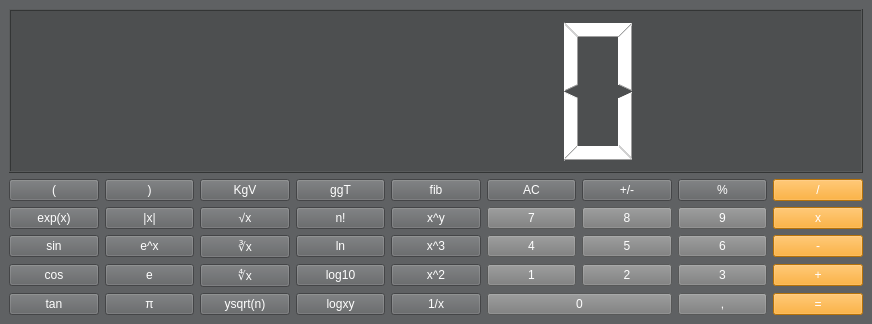
This is GUI/mainwindow.ui in faliks-b/Taschenrechner as Qt 5 draws it before an edit. The edited form follows.
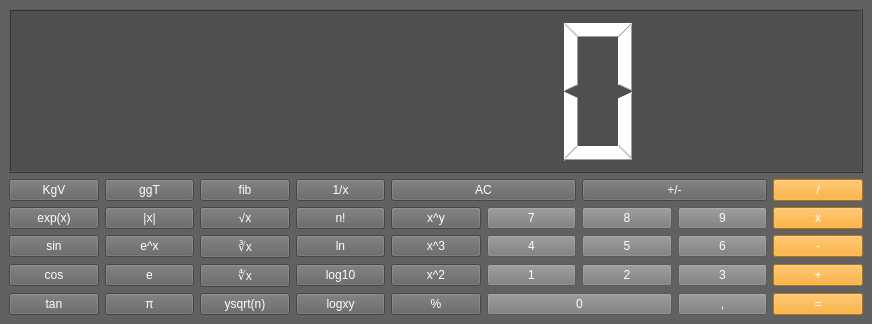
This is the edited form.

```diff
--- a/GUI/mainwindow.ui
+++ b/GUI/mainwindow.ui
@@ -96,16 +96,6 @@
       </property>
      </widget>
     </item>
-    <item row="1" column="6">
-     <widget class="QPushButton" name="reset">
-      <property name="styleSheet">
-       <string notr="true">color: rgb(255, 255, 255);</string>
-      </property>
-      <property name="text">
-       <string>AC</string>
-      </property>
-     </widget>
-    </item>
     <item row="4" column="8">
      <widget class="QPushButton" name="zahl6">
       <property name="styleSheet">
@@ -226,16 +216,6 @@
       </property>
      </widget>
     </item>
-    <item row="1" column="5">
-     <widget class="QPushButton" name="fib">
-      <property name="styleSheet">
-       <string notr="true">color: rgb(255, 255, 255);</string>
-      </property>
-      <property name="text">
-       <string>fib</string>
-      </property>
-     </widget>
-    </item>
     <item row="6" column="1">
      <widget class="QPushButton" name="tangens">
       <property name="styleSheet">
@@ -266,16 +246,6 @@
       </property>
      </widget>
     </item>
-    <item row="1" column="7">
-     <widget class="QPushButton" name="negation">
-      <property name="styleSheet">
-       <string notr="true">color: rgb(255, 255, 255);</string>
-      </property>
-      <property name="text">
-       <string>+/-</string>
-      </property>
-     </widget>
-    </item>
     <item row="4" column="6">
      <widget class="QPushButton" name="zahl4">
       <property name="styleSheet">
@@ -298,16 +268,6 @@
       </property>
      </widget>
     </item>
-    <item row="1" column="8">
-     <widget class="QPushButton" name="prozent">
-      <property name="styleSheet">
-       <string notr="true">color: rgb(255, 255, 255);</string>
-      </property>
-      <property name="text">
-       <string>%</string>
-      </property>
-     </widget>
-    </item>
     <item row="6" column="8">
      <widget class="QPushButton" name="komma">
       <property name="styleSheet">
@@ -405,16 +365,6 @@
       </property>
      </widget>
     </item>
-    <item row="6" column="5">
-     <widget class="QPushButton" name="standardhyperbel">
-      <property name="styleSheet">
-       <string notr="true">color: rgb(255, 255, 255);</string>
-      </property>
-      <property name="text">
-       <string>1/x</string>
-      </property>
-     </widget>
-    </item>
     <item row="6" column="4">
      <widget class="QPushButton" name="logxy">
       <property name="styleSheet">
@@ -455,46 +405,6 @@
       </property>
      </widget>
     </item>
-    <item row="1" column="4">
-     <widget class="QPushButton" name="ggt">
-      <property name="styleSheet">
-       <string notr="true">color: rgb(255, 255, 255);</string>
-      </property>
-      <property name="text">
-       <string>ggT</string>
-      </property>
-     </widget>
-    </item>
-    <item row="1" column="3">
-     <widget class="QPushButton" name="kgv">
-      <property name="styleSheet">
-       <string notr="true">color: rgb(255, 255, 255);</string>
-      </property>
-      <property name="text">
-       <string>KgV</string>
-      </property>
-     </widget>
-    </item>
-    <item row="1" column="2">
-     <widget class="QPushButton" name="klammerzu">
-      <property name="styleSheet">
-       <string notr="true">color: rgb(255, 255, 255);</string>
-      </property>
-      <property name="text">
-       <string>)</string>
-      </property>
-     </widget>
-    </item>
-    <item row="1" column="1">
-     <widget class="QPushButton" name="klammerauf">
-      <property name="styleSheet">
-       <string notr="true">color: rgb(255, 255, 255);</string>
-      </property>
-      <property name="text">
-       <string>(</string>
-      </property>
-     </widget>
-    </item>
     <item row="0" column="1" colspan="9">
      <widget class="QLCDNumber" name="Display">
       <property name="styleSheet">
@@ -503,6 +413,76 @@
       </property>
      </widget>
     </item>
+    <item row="1" column="1">
+     <widget class="QPushButton" name="kgv">
+      <property name="styleSheet">
+       <string notr="true">color: rgb(255, 255, 255);</string>
+      </property>
+      <property name="text">
+       <string>KgV</string>
+      </property>
+     </widget>
+    </item>
+    <item row="1" column="2">
+     <widget class="QPushButton" name="ggt">
+      <property name="styleSheet">
+       <string notr="true">color: rgb(255, 255, 255);</string>
+      </property>
+      <property name="text">
+       <string>ggT</string>
+      </property>
+     </widget>
+    </item>
+    <item row="1" column="3">
+     <widget class="QPushButton" name="fib">
+      <property name="styleSheet">
+       <string notr="true">color: rgb(255, 255, 255);</string>
+      </property>
+      <property name="text">
+       <string>fib</string>
+      </property>
+     </widget>
+    </item>
+    <item row="1" column="5" colspan="2">
+     <widget class="QPushButton" name="reset">
+      <property name="styleSheet">
+       <string notr="true">color: rgb(255, 255, 255);</string>
+      </property>
+      <property name="text">
+       <string>AC</string>
+      </property>
+     </widget>
+    </item>
+    <item row="1" column="4">
+     <widget class="QPushButton" name="standardhyperbel">
+      <property name="styleSheet">
+       <string notr="true">color: rgb(255, 255, 255);</string>
+      </property>
+      <property name="text">
+       <string>1/x</string>
+      </property>
+     </widget>
+    </item>
+    <item row="6" column="5">
+     <widget class="QPushButton" name="prozent">
+      <property name="styleSheet">
+       <string notr="true">color: rgb(255, 255, 255);</string>
+      </property>
+      <property name="text">
+       <string>%</string>
+      </property>
+     </widget>
+    </item>
+    <item row="1" column="7" colspan="2">
+     <widget class="QPushButton" name="negation">
+      <property name="styleSheet">
+       <string notr="true">color: rgb(255, 255, 255);</string>
+      </property>
+      <property name="text">
+       <string>+/-</string>
+      </property>
+     </widget>
+    </item>
    </layout>
   </widget>
  </widget>
```
